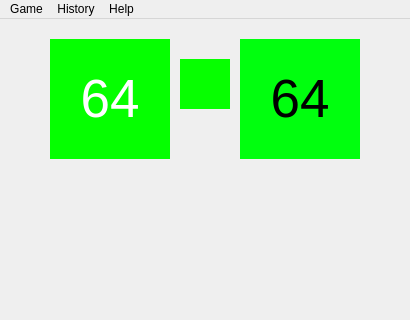
Before: the Qt Designer form src/mainwindow.ui in rajzik/VUT-FIT-ICP-projekt-2016, drawn with Qt 5; both pictures show x 0 to 410 and y 0 to 320 of the 410 by 700 pixel window.
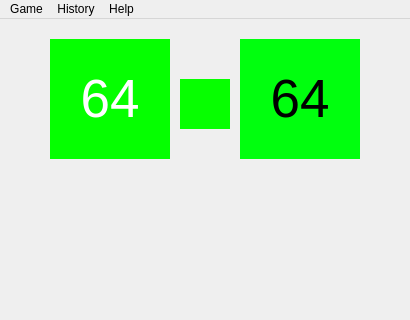
After: the same form once the commit is applied.

Commit message: GUI history siganlization

```diff
--- a/src/mainwindow.ui
+++ b/src/mainwindow.ui
@@ -1758,7 +1758,7 @@
     <property name="geometry">
      <rect>
       <x>180</x>
-      <y>40</y>
+      <y>60</y>
       <width>50</width>
       <height>50</height>
      </rect>
```
Left out of the diff: 4 changed lines with no effect on the pictures. The commit also changes 6 other files.
